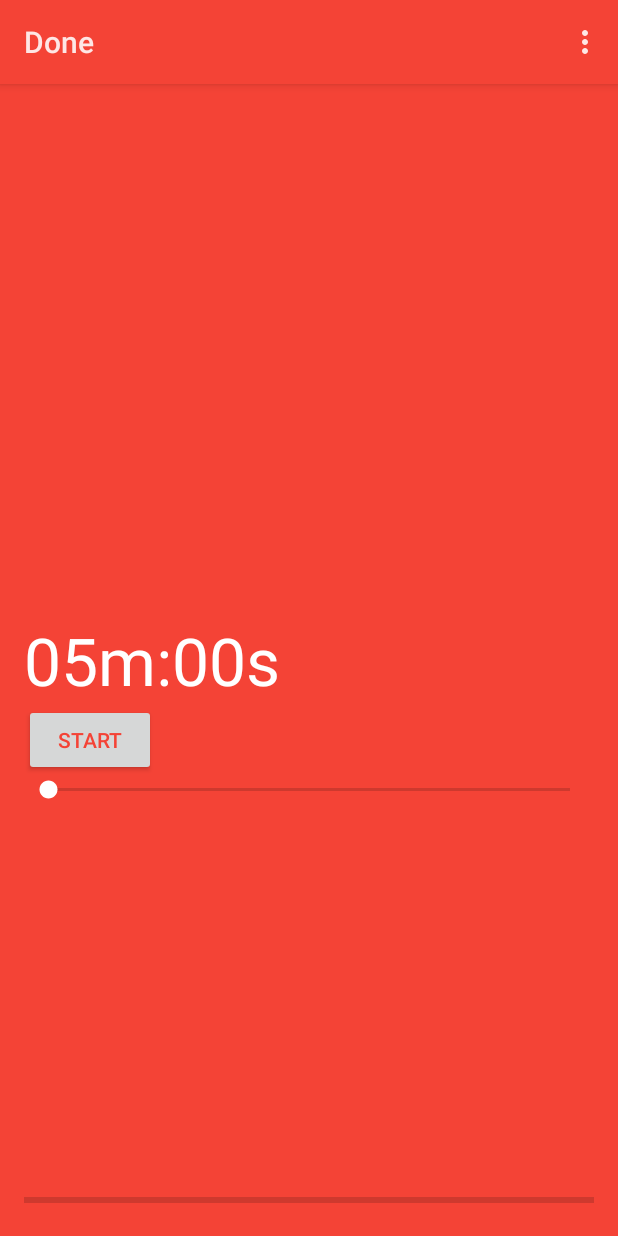
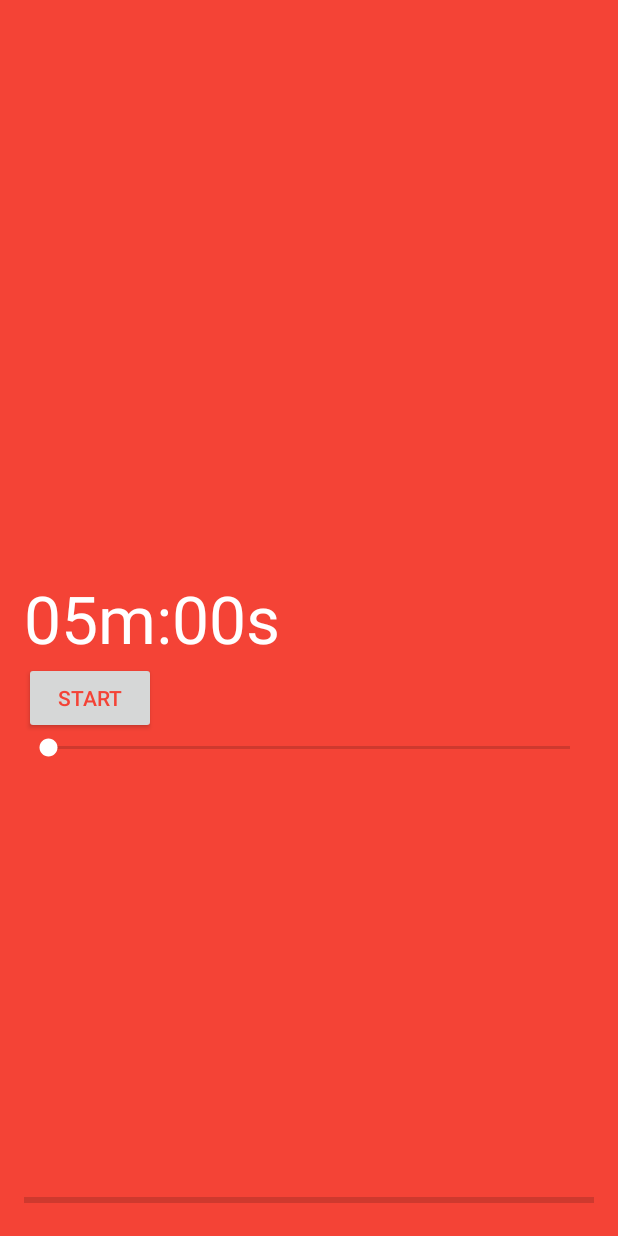
Before and after one commit to sazid/Done, an Android app: the screen it shows after launch (MainActivity), on a phone screen of 412 x 824 dp. Run offline under Robolectric (Android 15) with nearby library versions, the phone set to English and light mode, and no system bars; libraries missing offline, so code that uses them is left out: com.nispok.snackbar.

Commit message:
Revert "Add code for toolbar"
This reverts commit 259d1dc432ffe42667a0ba5c23baf6cf03b98e7b.

```diff
--- a/app/src/main/java/com/mohammedsazid/android/done/MainActivity.java
+++ b/app/src/main/java/com/mohammedsazid/android/done/MainActivity.java
@@ -2,8 +2,6 @@ package com.mohammedsazid.android.done;
 
 import android.os.Bundle;
 import android.support.v4.app.FragmentActivity;
-import android.view.Menu;
-import android.view.MenuItem;
 
 
 public class MainActivity extends FragmentActivity {
@@ -19,26 +17,26 @@ public class MainActivity extends FragmentActivity {
         }
     }
 
-    @Override
-    public boolean onCreateOptionsMenu(Menu menu) {
-        // Inflate the menu; this adds items to the action bar if it is present.
-        getMenuInflater().inflate(R.menu.menu_main, menu);
-        return true;
-    }
-
-    @Override
-    public boolean onOptionsItemSelected(MenuItem item) {
-        // Handle action bar item clicks here. The action bar will
-        // automatically handle clicks on the Home/Up button, so long
-        // as you specify a parent activity in AndroidManifest.xml.
-        int id = item.getItemId();
-
-        //noinspection SimplifiableIfStatement
-        if (id == R.id.action_settings) {
-            return true;
-        }
-
-        return super.onOptionsItemSelected(item);
-    }
+    //    @Override
+//    public boolean onCreateOptionsMenu(Menu menu) {
+//        // Inflate the menu; this adds items to the action bar if it is present.
+//        getMenuInflater().inflate(R.menu.menu_main, menu);
+//        return true;
+//    }
+//
+//    @Override
+//    public boolean onOptionsItemSelected(MenuItem item) {
+//        // Handle action bar item clicks here. The action bar will
+//        // automatically handle clicks on the Home/Up button, so long
+//        // as you specify a parent activity in AndroidManifest.xml.
+//        int id = item.getItemId();
+//
+//        //noinspection SimplifiableIfStatement
+//        if (id == R.id.action_settings) {
+//            return true;
+//        }
+//
+//        return super.onOptionsItemSelected(item);
+//    }
 
 }
--- a/app/src/main/res/menu/menu_main.xml
+++ /dev/null
@@ -1,13 +0,0 @@
-<?xml version="1.0" encoding="utf-8"?>
-<menu xmlns:android="http://schemas.android.com/apk/res/android"
-    xmlns:app="http://schemas.android.com/apk/res-auto"
-    xmlns:tools="http://schemas.android.com/tools"
-    tools:context=".MainActivity">
-
-    <item
-        android:id="@+id/action_settings"
-        android:orderInCategory="100"
-        android:title="@string/action_settings"
-        app:showAsAction="never" />
-
-</menu>
--- a/app/src/main/res/values-v21/styles.xml
+++ /dev/null
@@ -1,11 +0,0 @@
-<resources>
-
-    <!-- Base application theme. -->
-    <style name="AppTheme" parent="android:Theme.Material.Light.DarkActionBar">
-
-        <item name="android:colorPrimary">@color/red_500</item>
-        <item name="android:colorAccent">@color/white</item>
-
-    </style>
-
-</resources>
--- a/app/src/main/res/values/strings.xml
+++ b/app/src/main/res/values/strings.xml
@@ -7,6 +7,5 @@
 
     <string name="toggleButtonStart">Start</string>
     <string name="toggleButtonStop">Stop</string>
-    <string name="action_settings">Settings</string>
 
 </resources>
```
